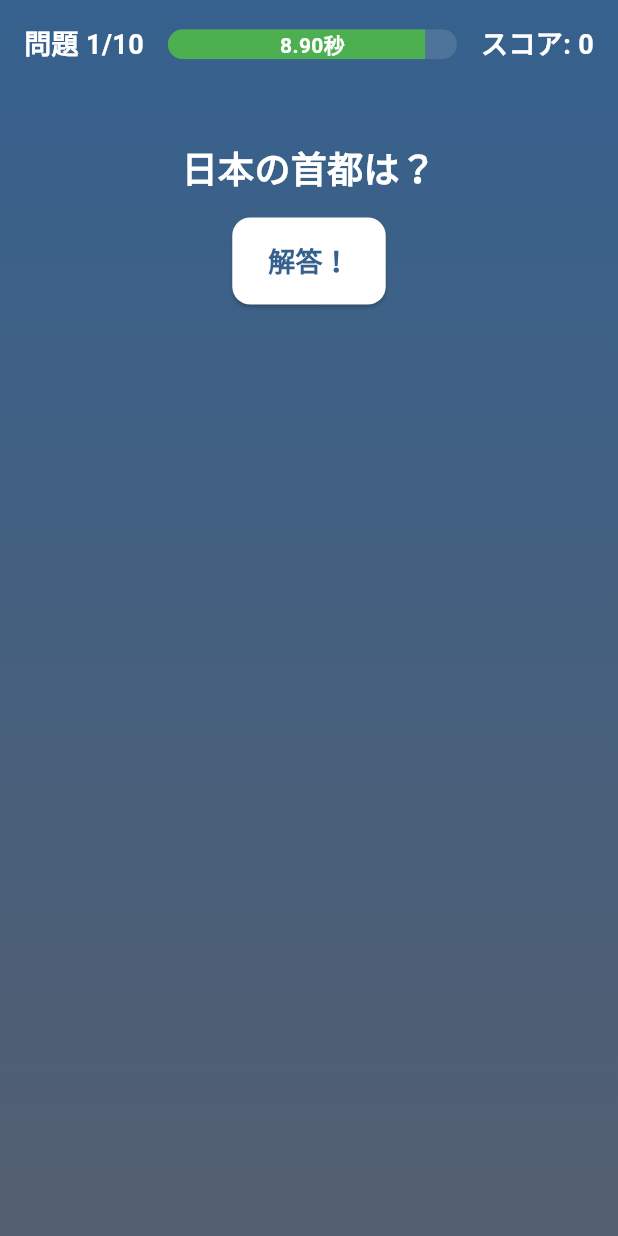
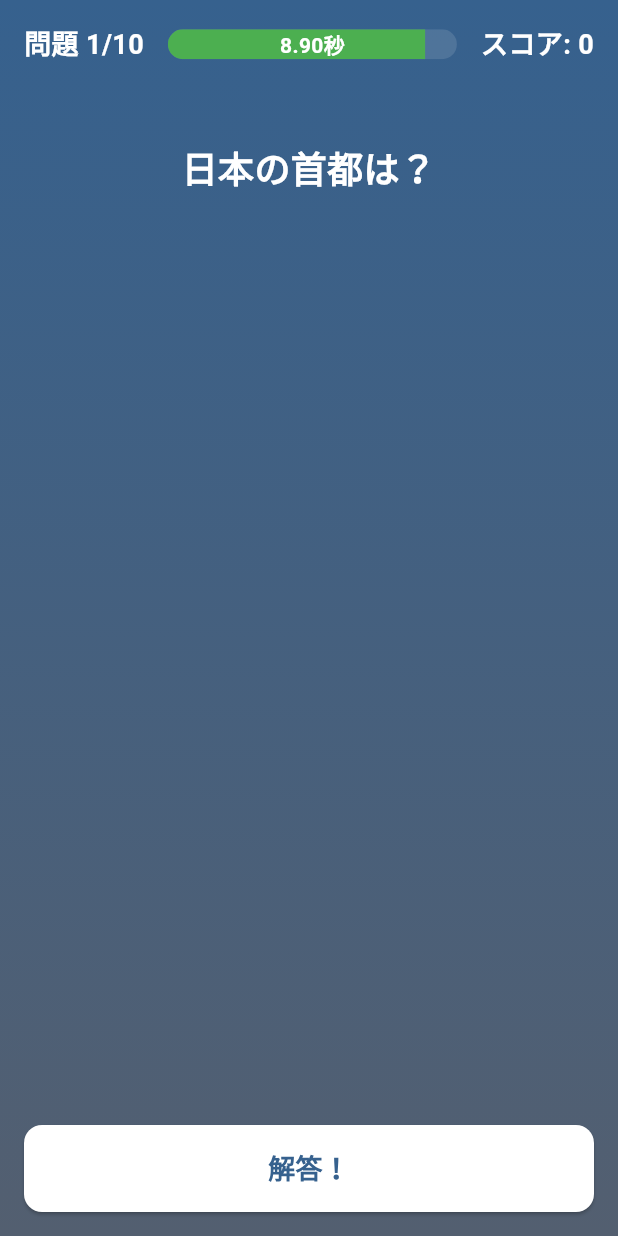
Before and after one commit to kunikuni9292/quiz, a Flutter app: the QuizView screen opened by its route, on a phone screen of 412 x 824 dp. Run offline on Flutter 3.47's test engine with Material 3 defaults, Android fonts, the phone set to English and light mode, and no system bars; our stand-ins replace confetti, flutter_hooks, freezed_annotation, hooks_riverpod.

Commit message:
update: 解答ボタンをボトムに移動

```diff
--- a/lib/views/quiz_view.dart
+++ b/lib/views/quiz_view.dart
@@ -258,32 +258,6 @@ class QuizView extends HookConsumerWidget {
                       ),
                       textAlign: TextAlign.center,
                     ),
-                    if (!isAnimationStopped.value)
-                      Padding(
-                        padding: const EdgeInsets.only(top: 16.0),
-                        child: ElevatedButton(
-                          onPressed: handleStopButton,
-                          style: ElevatedButton.styleFrom(
-                            backgroundColor: Colors.white,
-                            foregroundColor:
-                                Theme.of(context).colorScheme.primary,
-                            padding: const EdgeInsets.symmetric(
-                              horizontal: 24,
-                              vertical: 16,
-                            ),
-                            shape: RoundedRectangleBorder(
-                              borderRadius: BorderRadius.circular(12),
-                            ),
-                          ),
-                          child: const Text(
-                            '解答！',
-                            style: TextStyle(
-                              fontSize: 18,
-                              fontWeight: FontWeight.bold,
-                            ),
-                          ),
-                        ),
-                      ),
                   ],
                 ),
               ),
@@ -377,6 +351,35 @@ class QuizView extends HookConsumerWidget {
                     ),
                   ),
                 ),
+              const Spacer(),
+              if (!isAnimationStopped.value)
+                Padding(
+                  padding: const EdgeInsets.all(16.0),
+                  child: SizedBox(
+                    width: double.infinity,
+                    child: ElevatedButton(
+                      onPressed: handleStopButton,
+                      style: ElevatedButton.styleFrom(
+                        backgroundColor: Colors.white,
+                        foregroundColor: Theme.of(context).colorScheme.primary,
+                        padding: const EdgeInsets.symmetric(
+                          horizontal: 24,
+                          vertical: 16,
+                        ),
+                        shape: RoundedRectangleBorder(
+                          borderRadius: BorderRadius.circular(12),
+                        ),
+                      ),
+                      child: const Text(
+                        '解答！',
+                        style: TextStyle(
+                          fontSize: 18,
+                          fontWeight: FontWeight.bold,
+                        ),
+                      ),
+                    ),
+                  ),
+                ),
             ],
           ),
         ),
```
